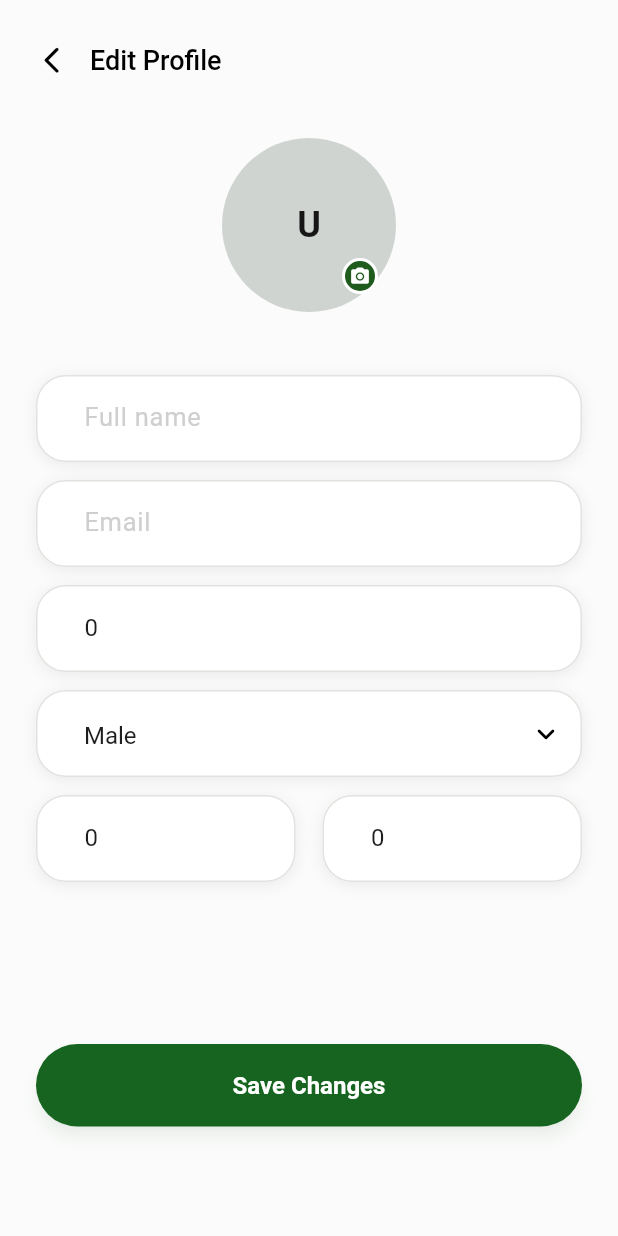
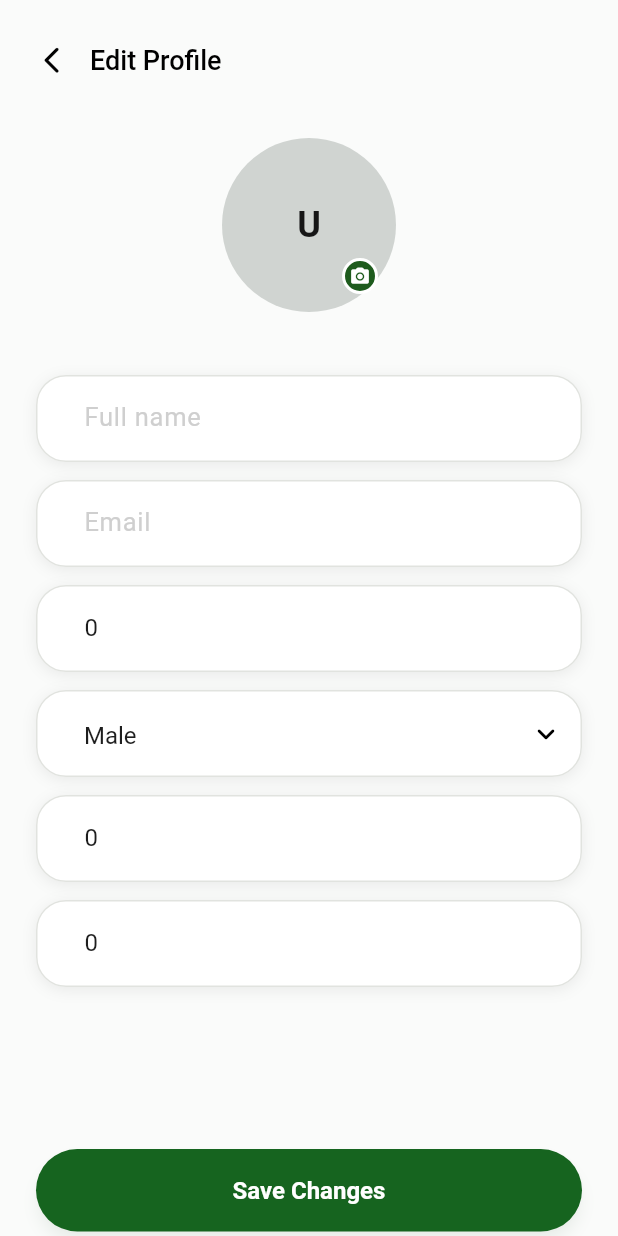
Before and after one commit to Rajveer0555/iprakriti_original, a Flutter app: the EditProfileScreen screen opened directly, on a phone screen of 412 x 824 dp. Run offline on Flutter 3.47's test engine with Material 3 defaults, Android fonts, the phone set to English and light mode, and no system bars; our stand-ins replace flutter_riverpod, google_sign_in, image_picker, open_filex, pdf, shared_preferences and 1 more; accounts and stored records are empty; network calls fail; project files that could hold a hidden picture were left out.

Commit message:
edit profile bug solve

```diff
--- a/lib/screens/edit_profile_screen.dart
+++ b/lib/screens/edit_profile_screen.dart
@@ -90,7 +90,7 @@ class _EditProfileScreenState extends ConsumerState<EditProfileScreen> {
         return SingleChildScrollView(
           padding: const EdgeInsets.fromLTRB(24, 24, 24, 22),
           child: ConstrainedBox(
-            constraints: BoxConstraints(minHeight: constraints.maxHeight - 46),
+            constraints: BoxConstraints(minHeight: constraints.maxHeight - 60),
             child: Form(
               key: _formKey,
               child: Column(
@@ -170,10 +170,9 @@ class _EditProfileScreenState extends ConsumerState<EditProfileScreen> {
                     },
                   ),
                   const SizedBox(height: 12),
-                  Row(
+                  Column(
                     children: [
-                      Expanded(
-                        child: _ProfileTextField(
+                      _ProfileTextField(
                         controller: _heightController,
                         hintText: 'Height',
                         keyboardType: const TextInputType.numberWithOptions(
@@ -188,10 +187,8 @@ class _EditProfileScreenState extends ConsumerState<EditProfileScreen> {
                             (value) =>
                                 _validateMeasurement(value, label: 'height'),
                       ),
-                      ),
-                      const SizedBox(width: 18),
-                      Expanded(
-                        child: _ProfileTextField(
+                      const SizedBox(height: 12),
+                      _ProfileTextField(
                         controller: _weightController,
                         hintText: 'Weight',
                         keyboardType: const TextInputType.numberWithOptions(
@@ -205,7 +202,6 @@ class _EditProfileScreenState extends ConsumerState<EditProfileScreen> {
                         validator:
                             (value) =>
                                 _validateMeasurement(value, label: 'weight'),
-                        ),
                       ),
                     ],
                   ),
```
Lines whose indentation alone changed are shown as unchanged.
